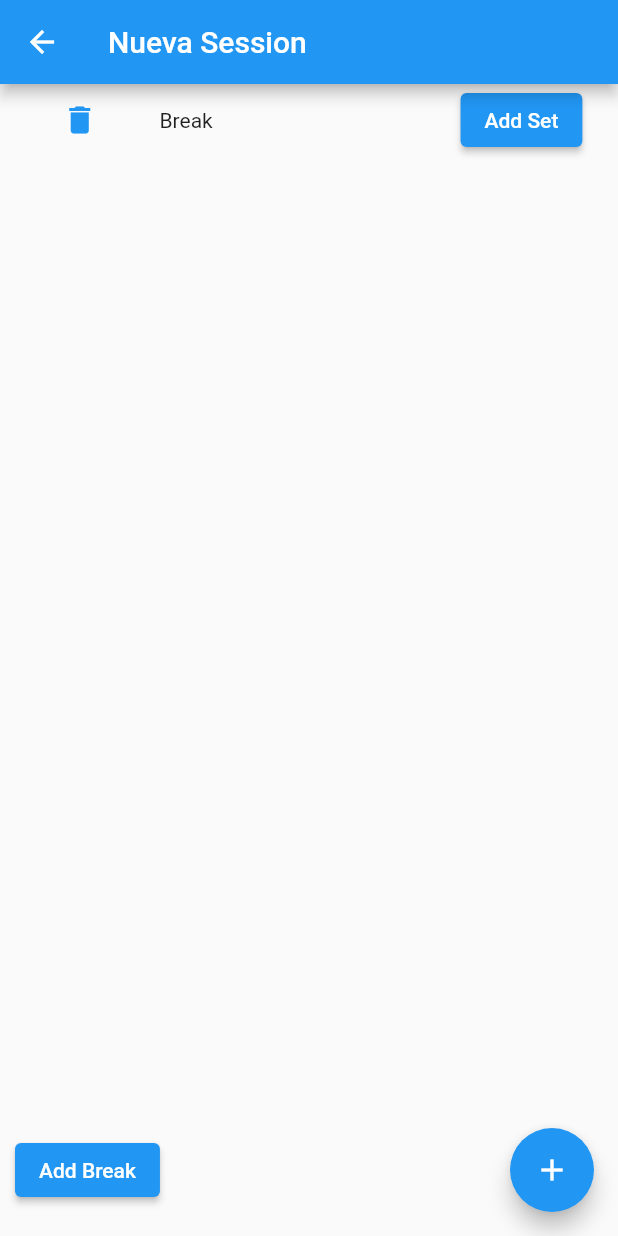
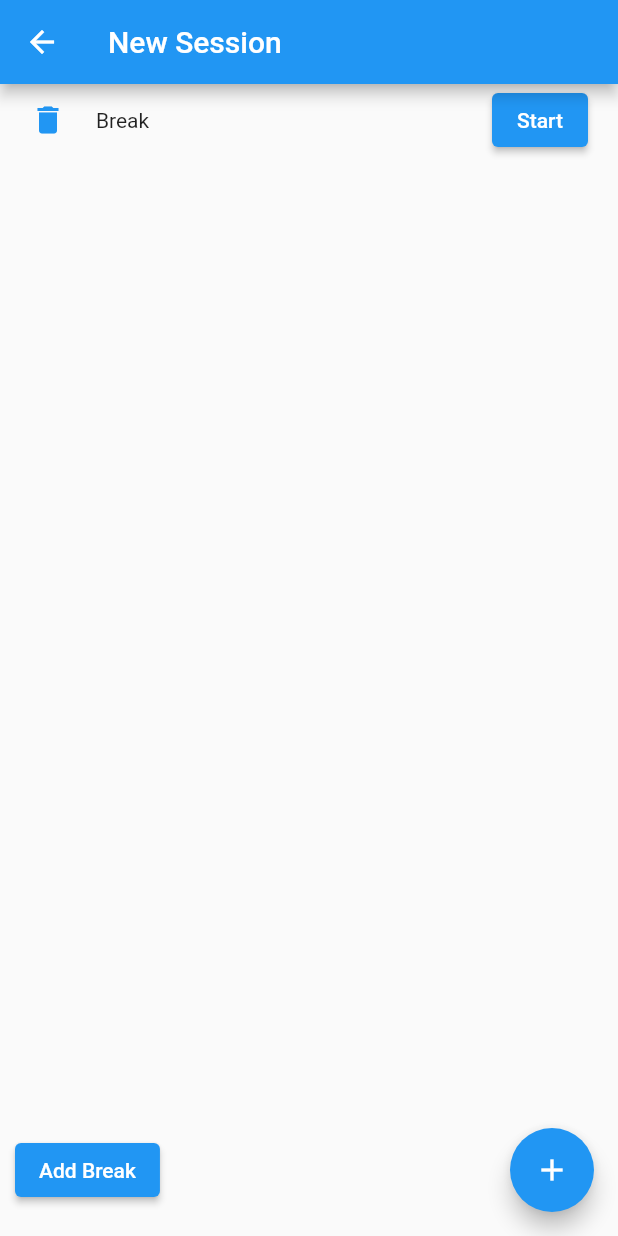
Before and after one commit to SergioMorenoAntequera/WorkoutTracker, a Flutter app: the SessionView screen opened directly, after a tap on "Add Break", on a phone screen of 412 x 824 dp. Run offline on Flutter 3.47's test engine with Material 2 defaults, Android fonts, the phone set to English and light mode, and no system bars.

Commit message:
Improving ui + controlling time better

```diff
--- a/lib/Models/exercise.dart
+++ b/lib/Models/exercise.dart
@@ -1,8 +1,8 @@
 import 'package:serangym/Models/Model.dart';
 
 class Exercise extends Model {
-  var start = DateTime.now();
-  var end = DateTime.now();
+  var start = null;
+  var end = null;
   var duration = 0; // Millis
 
   var name = "";
--- a/lib/Views/session_view.dart
+++ b/lib/Views/session_view.dart
@@ -22,17 +22,29 @@ class _SessionViewState extends State<SessionView> {
 
     return Scaffold(
       appBar: AppBar(
-        title: const Text("Nueva Session"),
+        title: const Text("New Session"),
       ),
       body: Stack(
         children: [
-          ListView.builder(
+          ReorderableListView.builder(
+            onReorder: (int oldIndex, int newIndex) {
+              setState(() {
+                if (oldIndex < newIndex) {
+                  newIndex -= 1;
+                }
+                final Exercise item = session.exercises.removeAt(oldIndex);
+                session.exercises.insert(newIndex, item);
+              });
+            },
             itemCount: session.exercises.length,
             itemBuilder: (BuildContext context, int index) {
               return ExerciseCard(
                 session.exercises[index],
                 deleteExercise,
+                startExercise,
+                finishExercise,
                 addSet,
+                key: Key('$index'),
               );
             },
           ),
@@ -87,4 +99,16 @@ class _SessionViewState extends State<SessionView> {
       e.addSet(reps);
     });
   }
+
+  void startExercise(Exercise e) {
+    setState(() {
+      e.start = DateTime.now();
+    });
+  }
+
+  void finishExercise(Exercise e) {
+    setState(() {
+      e.end = DateTime.now();
+    });
+  }
 }
--- a/lib/Widgets/exercise_card.dart
+++ b/lib/Widgets/exercise_card.dart
@@ -4,43 +4,102 @@ import 'package:serangym/Models/exercise.dart';
 class ExerciseCard extends StatelessWidget {
   Exercise exercise;
   Function deleteExercise;
+  Function startExercise;
+  Function finishExercise;
   Function addSet;
-  ExerciseCard(this.exercise, this.deleteExercise, this.addSet, {Key? key})
+  ExerciseCard(this.exercise, this.deleteExercise, this.startExercise,
+      this.finishExercise, this.addSet,
+      {Key? key})
       : super(key: key);
 
   @override
   Widget build(BuildContext context) {
-    return Row(
+    return Column(
+      children: [
+        Row(
           mainAxisSize: MainAxisSize.max,
-      mainAxisAlignment: MainAxisAlignment.spaceEvenly,
+          mainAxisAlignment: MainAxisAlignment.spaceBetween,
           children: [
-        Flexible(
-          flex: 1,
-          child: TextButton(
+            Row(
+              children: [
+                // Trash
+                TextButton(
                   onPressed: () => {deleteExercise(exercise)},
                   child: const Icon(Icons.delete),
                 ),
+                // Name
+                Column(
+                  crossAxisAlignment: CrossAxisAlignment.start,
+                  children: [
+                    Text(exercise.name),
+                    Row(
+                      children: [
+                        exercise.start != null
+                            ? Text(
+                                exercise.start.hour.toString() +
+                                    ":" +
+                                    exercise.start.minute.toString(),
+                              )
+                            : Container(),
+                        exercise.end != null
+                            ? Text(
+                                " - " +
+                                    exercise.end.hour.toString() +
+                                    ":" +
+                                    exercise.end.minute.toString(),
+                              )
+                            : Container()
+                      ],
                     ),
-        Flexible(
-          flex: 2,
-          child: Text(exercise.name),
+                  ],
+                )
+              ],
             ),
-        Flexible(
-          flex: 2,
-          child: ListView.builder(
+
+            // Add Set and Done
+            Padding(
+              padding: const EdgeInsets.only(right: 10),
+              child: Row(
+                children: [
+                  exercise.start == null
+                      ? ElevatedButton(
+                          child: const Text("Start"),
+                          onPressed: () => {startExercise(exercise)},
+                        )
+                      : exercise.end == null
+                          ? ElevatedButton(
+                              child: const Text("Done"),
+                              onPressed: () => {finishExercise(exercise)},
+                            )
+                          : Container(),
+                  const SizedBox(width: 10),
+                  exercise.start != null && exercise.end == null
+                      ? ElevatedButton(
+                          child: const Text("Add Set"),
+                          onPressed: () =>
+                              {showAddSetDialog(context, exercise)},
+                        )
+                      : Container(),
+                ],
+              ),
+            ),
+          ],
+        ),
+        ListView.builder(
           shrinkWrap: true,
           physics: const ScrollPhysics(),
           itemCount: exercise.sets.length,
           itemBuilder: (BuildContext context, int index) {
-              return Text(exercise.sets[index].reps);
+            return Container(
+              padding: const EdgeInsets.only(left: 25),
+              child: Text(
+                "Set " +
+                    (index + 1).toString() +
+                    ": " +
+                    exercise.sets[index].reps,
+              ),
+            );
           },
-          ),
-        ),
-        Flexible(
-          flex: 2,
-          child: ElevatedButton(
-              child: const Text("Add Set"),
-              onPressed: () => {showAddSetDialog(context, exercise)}),
         ),
       ],
     );
```
Lines whose indentation alone changed are shown as unchanged.
